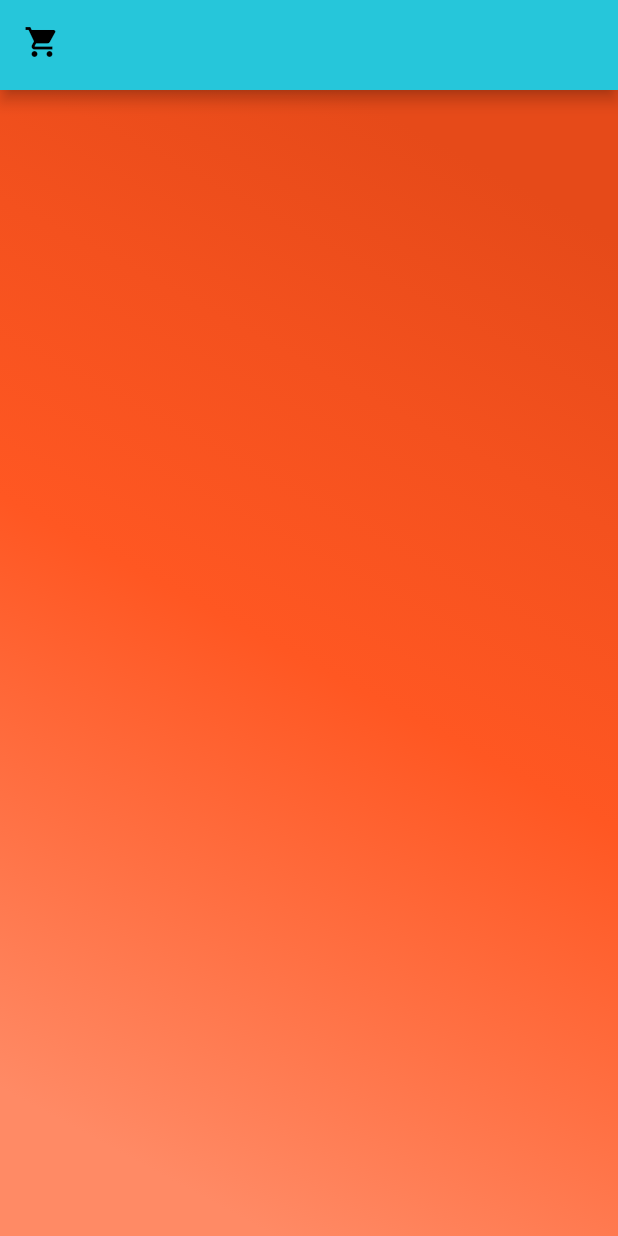
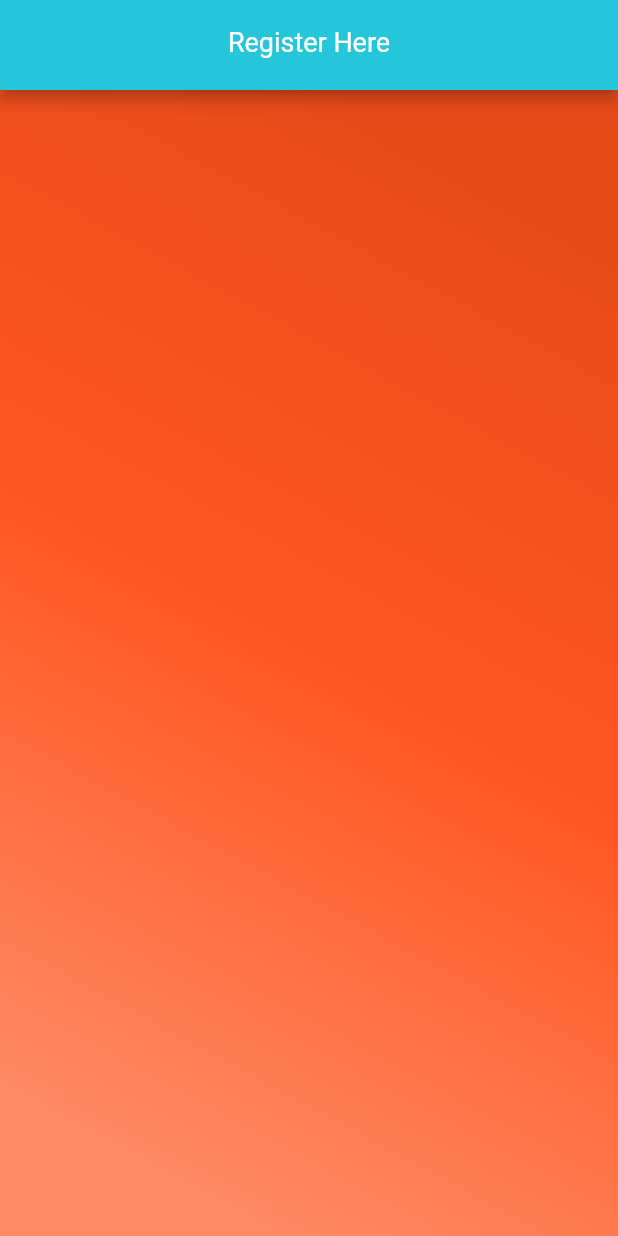
Before and after one commit to Kiruthiharan/flutter-ecommerce, a Flutter app: the ProductsPage screen opened directly, on a phone screen of 412 x 824 dp. Run offline on Flutter 3.47's test engine with Material 2 defaults, Android fonts, the phone set to English and light mode, and no system bars; our stand-ins replace flutter_redux, redux, redux_thunk, shared_preferences; missing offline and left inert: redux_logging; accounts and stored records are empty.

Commit message:
product details and logout

```diff
--- a/lib/pages/login_page.dart
+++ b/lib/pages/login_page.dart
@@ -133,7 +133,7 @@ class LoginPageState extends State<LoginPage> {
 
   void _redirectUser() {
     Future.delayed(Duration(seconds: 2), () {
-      Navigator.pushReplacementNamed(context, '/products');
+      Navigator.pushReplacementNamed(context, '/');
     });
 
   }
--- a/lib/pages/products_page.dart
+++ b/lib/pages/products_page.dart
@@ -4,8 +4,9 @@ import 'package:flutter/cupertino.dart';
 import 'package:flutter/material.dart';
 import 'package:flutter_ecommerce/models/app_state.dart';
 import 'package:flutter_ecommerce/widgets/product_item.dart';
+import 'package:flutter_ecommerce/redux/actions.dart';
 import 'package:flutter_redux/flutter_redux.dart';
-import 'package:shared_preferences/shared_preferences.dart';
+
 
 final gradientBackground = BoxDecoration(
   gradient: LinearGradient(
@@ -45,13 +46,27 @@ class ProductsPageState extends State<ProductsPage> {
       builder: (context, state) {
         return AppBar(
           centerTitle: true,
-          title: SizedBox(child: state.user != null ? Text(state.user.username) : Text(''),),
-          leading: Icon(Icons.shopping_cart),
+          title: SizedBox(child: state.user != null ? Text(state.user.username) :
+            FlatButton(
+              child: Text('Register Here', style: Theme.of(context).textTheme.body1,),
+              onPressed: () => Navigator.pushNamed(context, '/register'),
+            ),
+          ),
+          leading: state.user != null ? Icon(Icons.shopping_cart) : Text(''),
           actions: <Widget>[
             Padding(
               padding: EdgeInsets.only(right: 12.0),
-              child: state.user != null ? IconButton(icon: Icon(Icons.exit_to_app),
-                onPressed: () => print('log out')) : Text('')
+              child: StoreConnector<AppState, VoidCallback>(
+                converter: (store) {
+                  return () => store.dispatch(logoutUserAction);
+                },
+                builder: (_, callback) {
+                  return state.user != null ? IconButton(
+                      icon: Icon(Icons.exit_to_app),
+                      onPressed: callback) :
+                      Text('');
+                },
+              )
             ),
           ],
         );
@@ -61,6 +76,7 @@ class ProductsPageState extends State<ProductsPage> {
 
   @override
   Widget build(BuildContext context) {
+    final Orientation orientation = MediaQuery.of(context).orientation;
     return Scaffold(
       appBar: _appBar,
       body: Container(
@@ -77,7 +93,10 @@ class ProductsPageState extends State<ProductsPage> {
                     child: GridView.builder(
                       itemCount: state.products.length,
                       gridDelegate: SliverGridDelegateWithFixedCrossAxisCount(
-                        crossAxisCount: 2
+                        crossAxisCount: orientation == Orientation.portrait ? 2: 3,
+                        mainAxisSpacing: 4.0,
+                        crossAxisSpacing: 4.0,
+                        childAspectRatio: orientation == Orientation.portrait ? 1.0: 1.3
                       ),
                       itemBuilder: (context, i) => ProductItem(item: state.products[i])
                     ),
--- a/lib/pages/register_page.dart
+++ b/lib/pages/register_page.dart
@@ -153,7 +153,7 @@ class RegisterPageState extends State<RegisterPage> {
 
   void _redirectUser() {
     Future.delayed(Duration(seconds: 2), () {
-      Navigator.pushReplacementNamed(context, '/products');
+      Navigator.pushReplacementNamed(context, '/');
     });
 
   }
--- a/lib/redux/reducers.dart
+++ b/lib/redux/reducers.dart
@@ -14,6 +14,9 @@ User userReducer(User user, action) {
   if (action is GetUserAction) {
     return action.user;
   }
+  else if (action is LogoutUserAction) {
+    return action.user;
+  }
   return user;
 }
 
--- a/pubspec.yaml
+++ b/pubspec.yaml
@@ -28,6 +28,7 @@ dependencies:
   shared_preferences: 0.5.7
   flutter_redux: 0.6.0
   redux_thunk: 0.3.0
+  redux_logging: 0.4.0
 
 dev_dependencies:
   flutter_test:
```
Also changed, not shown: lib/main.dart (+6 -3 lines), lib/pages/product_detail_page.dart (added, +48 -0 lines), lib/redux/actions.dart (+17 -0 lines), lib/widgets/product_item.dart (+12 -3 lines), pubspec.lock.
